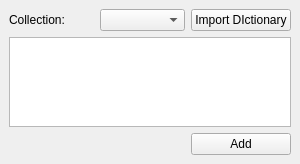
Above: src/dictionarycollection.ui from KDE/khipu before the change. Below: the same form after it.
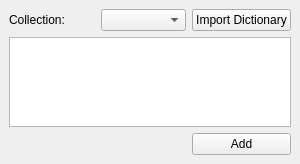
That is the form after the change. Icons and pictures are not drawn.

Commit message: Better code indentation and documentation :)

```diff
--- a/src/dictionarycollection.ui
+++ b/src/dictionarycollection.ui
@@ -18,7 +18,7 @@
     <item row="0" column="2">
      <widget class="QPushButton" name="importDictionary">
       <property name="text">
-       <string>Import DIctionary</string>
+       <string>Import Dictionary</string>
       </property>
       <property name="icon">
        <iconset theme="document-import"/>
```
Left out of the diff: 8 changed lines with no effect on the pictures. The commit also changes 2 other files.
